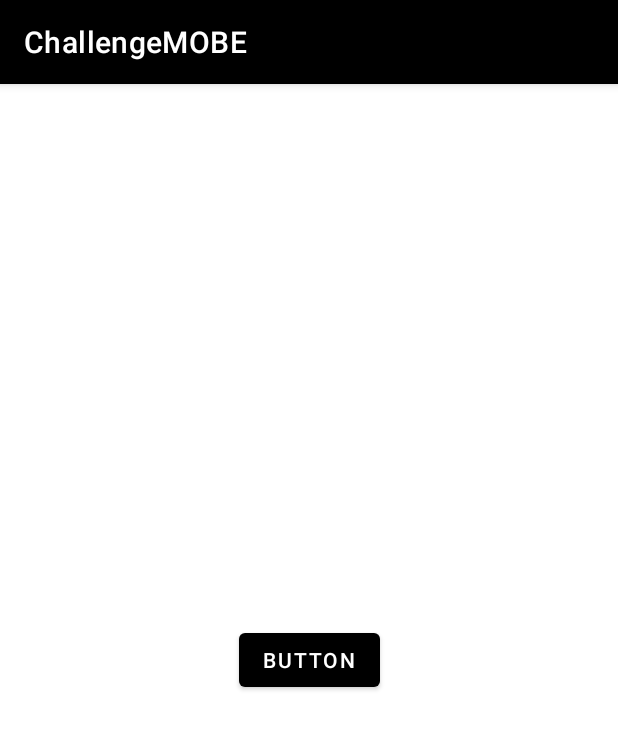
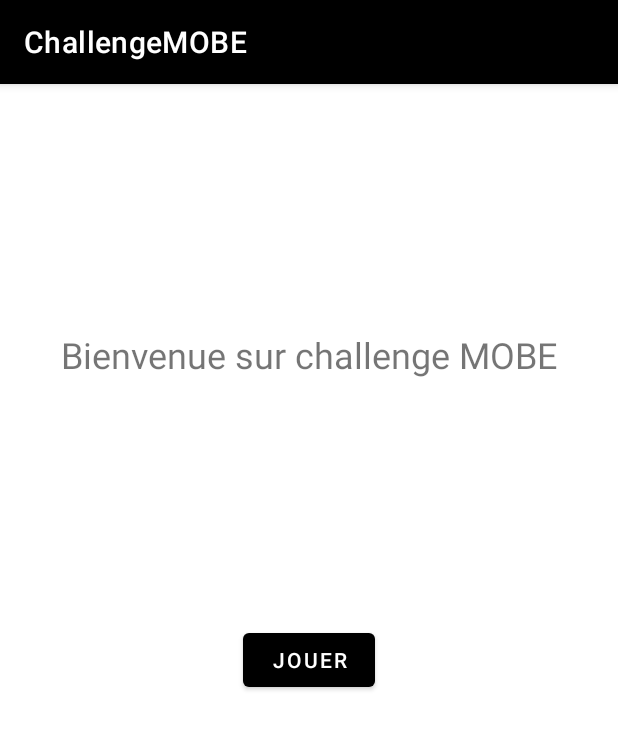
Before and after one commit to Gang-of-Fourt/MobeChallenge, an Android app: the screen it shows after launch (AccueilActivity), on a phone screen of 412 x 824 dp. Shown: the top 729 px of the screen. Run offline under Robolectric (Android 15) with nearby library versions, the phone set to English and light mode, and no system bars.

Commit message:
correction bouton

```diff
--- a/app/src/main/res/layout/activity_accueil.xml
+++ b/app/src/main/res/layout/activity_accueil.xml
@@ -10,9 +10,20 @@
         android:id="@+id/buttonLaunch"
         android:layout_width="wrap_content"
         android:layout_height="wrap_content"
-        android:text="Button"
+        android:text="Jouer"
         app:layout_constraintBottom_toBottomOf="parent"
         app:layout_constraintEnd_toEndOf="parent"
         app:layout_constraintStart_toStartOf="parent"
         app:layout_constraintTop_toTopOf="parent" />
+
+    <TextView
+        android:id="@+id/textView"
+        android:layout_width="wrap_content"
+        android:layout_height="wrap_content"
+        android:text="Bienvenue sur challenge MOBE"
+        android:textSize="24sp"
+        app:layout_constraintBottom_toTopOf="@+id/buttonLaunch"
+        app:layout_constraintEnd_toEndOf="parent"
+        app:layout_constraintStart_toStartOf="parent"
+        app:layout_constraintTop_toTopOf="parent" />
 </androidx.constraintlayout.widget.ConstraintLayout>
```
